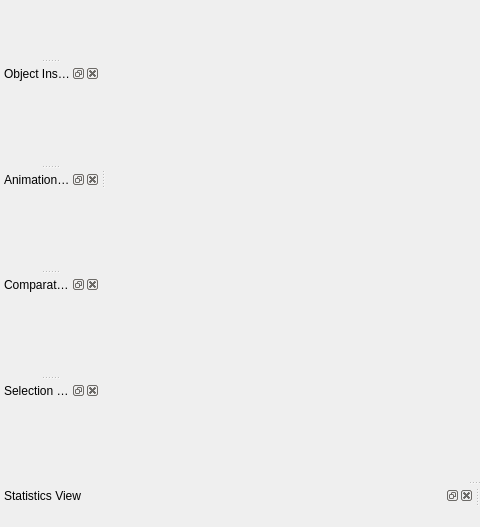
First picture: the form in Qt/Components/Resources/UI/pqClientMainWindow.ui, repository wildmichael/ParaView3-enhancements-old, before the edit; both pictures show x 0 to 480 and y 173 to 700 of the 970 by 700 pixel window.
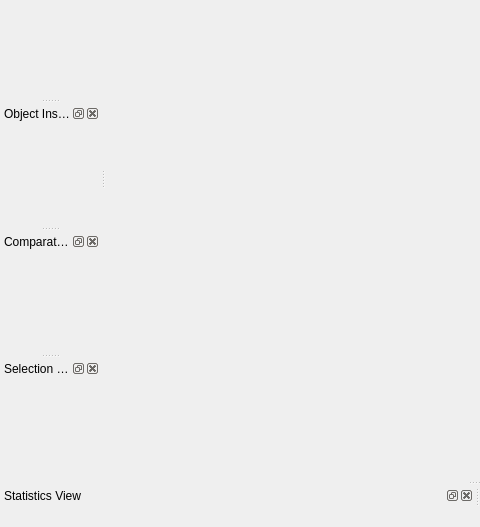
Second picture: the form after the edit. Icons and pictures are not drawn. Custom widgets are drawn as their Qt base class.

Commit message: ENH: Fixed BUG #6383. Removing Animation Inspector. It has bee replaced by Animation View. Changed tests to use the new animation view instead of the inspector.

Diff of the .ui file:
```diff
--- a/Qt/Components/Resources/UI/pqClientMainWindow.ui
+++ b/Qt/Components/Resources/UI/pqClientMainWindow.ui
@@ -407,15 +407,6 @@
    <addaction name="actionResetCenter" />
    <addaction name="actionPickCenter" />
   </widget>
-  <widget class="QDockWidget" name="animationPanelDock" >
-   <property name="windowTitle" >
-    <string>Animation Inspector</string>
-   </property>
-   <attribute name="dockWidgetArea" >
-    <number>1</number>
-   </attribute>
-   <widget class="QWidget" name="dockWidgetContents" />
-  </widget>
   <widget class="QDockWidget" name="lookmarkBrowserDock" >
    <property name="sizePolicy" >
     <sizepolicy vsizetype="Preferred" hsizetype="Preferred" >
@@ -1371,6 +1362,13 @@
    </property>
   </action>
  </widget>
+ <customwidgets>
+  <customwidget>
+   <class>pqCurrentTimeToolbar</class>
+   <extends>QToolBar</extends>
+   <header>pqCurrentTimeToolbar.h</header>
+  </customwidget>
+ </customwidgets>
  <resources>
   <include location="../pqComponents.qrc" />
  </resources>
```
Left out of the diff: 2 changed lines with no effect on the pictures. The commit also changes 18 other files.
